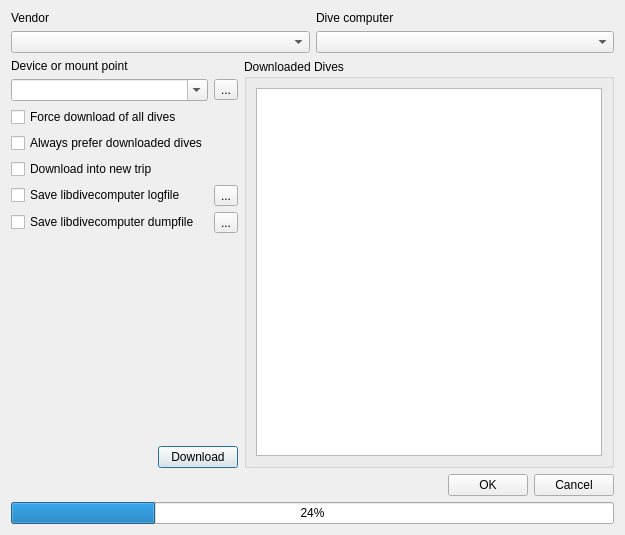
Before: the Qt Designer form qt-ui/downloadfromdivecomputer.ui in subsurface/subsurface, drawn with Qt 5.
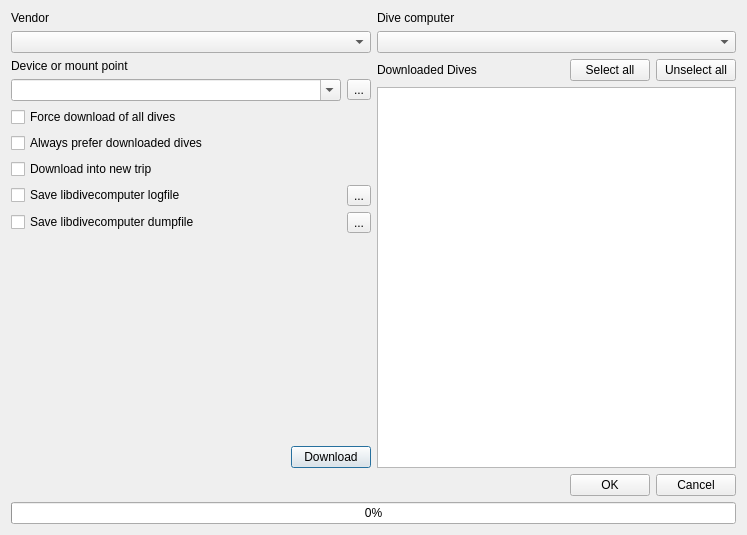
After: the same form once the commit is applied. Icons and pictures are not drawn.

Commit message:
Dive d/l selection UI: add select all / unselect all
This isn't hooked up, yet.

```diff
--- a/qt-ui/downloadfromdivecomputer.ui
+++ b/qt-ui/downloadfromdivecomputer.ui
@@ -6,7 +6,7 @@
    <rect>
     <x>0</x>
     <y>0</y>
-    <width>625</width>
+    <width>747</width>
     <height>535</height>
    </rect>
   </property>
@@ -161,22 +161,53 @@
       </layout>
      </item>
      <item>
-      <widget class="QGroupBox" name="groupBox">
-       <property name="title">
-        <string>Downloaded Dives</string>
-       </property>
-       <property name="sizePolicy">
-        <sizepolicy hsizetype="MinimumExpanding" vsizetype="MinimumExpanding">
-         <horstretch>1</horstretch>
-         <verstretch>0</verstretch>
-        </sizepolicy>
-       </property>
-       <layout class="QHBoxLayout" name="downloadedViewLayout">
-        <item>
-         <widget class="QTableView" name="downloadedView"/>
-        </item>
-       </layout>
-      </widget>
+      <layout class="QVBoxLayout" name="downloadedDivesLayout">
+       <item>
+        <layout class="QHBoxLayout" name="labelSelectAllNoneLayout">
+         <item>
+          <widget class="QLabel" name="downloadedDivesLabel">
+           <property name="sizePolicy">
+            <sizepolicy hsizetype="Preferred" vsizetype="Preferred">
+             <horstretch>1</horstretch>
+             <verstretch>0</verstretch>
+            </sizepolicy>
+           </property>
+           <property name="text">
+            <string>Downloaded Dives</string>
+           </property>
+          </widget>
+         </item>
+         <item>
+          <widget class="QPushButton" name="selectAllButton">
+           <property name="text">
+            <string>Select all</string>
+           </property>
+          </widget>
+         </item>
+         <item>
+          <widget class="QPushButton" name="unselectAllButton">
+           <property name="text">
+            <string>Unselect all</string>
+           </property>
+          </widget>
+         </item>
+        </layout>
+       </item>
+       <item>
+        <layout class="QHBoxLayout" name="downloadedViewLayout">
+         <item>
+          <widget class="QTableView" name="downloadedView">
+           <property name="sizePolicy">
+            <sizepolicy hsizetype="MinimumExpanding" vsizetype="MinimumExpanding">
+             <horstretch>1</horstretch>
+             <verstretch>0</verstretch>
+            </sizepolicy>
+           </property>
+          </widget>
+         </item>
+        </layout>
+       </item>
+      </layout>
      </item>
     </layout>
    </item>
@@ -214,7 +245,7 @@
    <item>
     <widget class="QProgressBar" name="progressBar">
      <property name="value">
-      <number>24</number>
+      <number>0</number>
      </property>
     </widget>
    </item>
```
